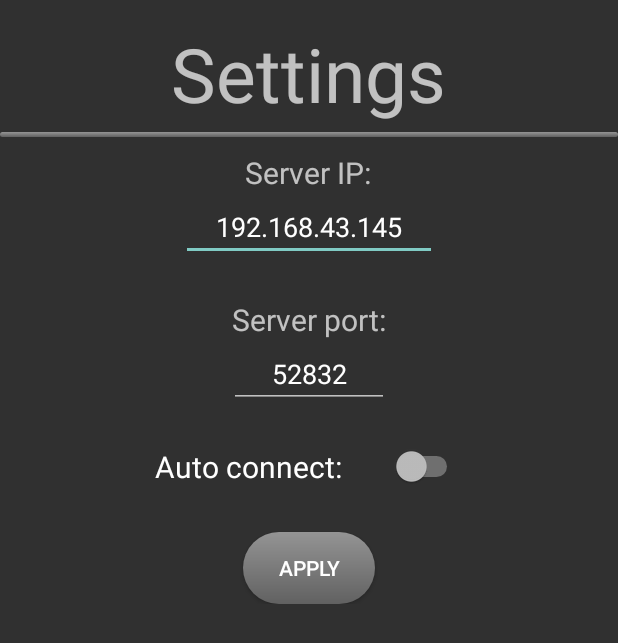
After one commit to simoncools/DroneSimulatorApp2, an Android app: the settingsActivity screen opened directly, with no data from a screen before it, on a phone screen of 412 x 824 dp. The commit adds this screen. Shown: the top 643 px of the screen. Run offline under Robolectric (Android 15) with nearby library versions, the phone set to English and light mode, and no system bars.

Commit message:
internal storage

```diff
--- /dev/null
+++ b/app/src/main/java/com/example/controller/settingsActivity.java
@@ -0,0 +1,36 @@
+package com.example.controller;
+
+import android.content.SharedPreferences;
+import android.support.v7.app.AppCompatActivity;
+import android.os.Bundle;
+import android.widget.Button;
+import android.widget.EditText;
+import android.widget.Switch;
+
+public class settingsActivity extends AppCompatActivity {
+
+    @Override
+    protected void onCreate(Bundle savedInstanceState) {
+        super.onCreate(savedInstanceState);
+        setContentView(R.layout.activity_settings);
+
+        EditText IP = findViewById(R.id.serverIPeditText);
+        EditText port = findViewById(R.id.serverPortEditText);
+        Switch autoConnect = findViewById(R.id.autoConnectSwitch);
+
+        SharedPreferences pref = getApplicationContext().getSharedPreferences("MyPref", 0); // 0 - for private mode
+        IP.setText(pref.getString("serverIP","192.168.43.145"));
+        port.setText(pref.getString("serverPort","52832"));
+        autoConnect.setChecked(pref.getBoolean("autoConnect", false));
+        final Button applyButton = findViewById(R.id.applyButton);
+        applyButton.setOnClickListener(v -> {
+            SharedPreferences.Editor editor = pref.edit();
+
+            editor.putString("serverIP",IP.getText()+"");
+            editor.putString("serverPort",port.getText()+"");
+            editor.putBoolean("autoConnect",autoConnect.isChecked());
+            editor.commit();
+            this.finish();
+        });
+    }
+}
--- /dev/null
+++ b/app/src/main/res/layout/activity_settings.xml
@@ -0,0 +1,85 @@
+<?xml version="1.0" encoding="utf-8"?>
+<android.support.constraint.ConstraintLayout xmlns:android="http://schemas.android.com/apk/res/android"
+    xmlns:app="http://schemas.android.com/apk/res-auto"
+    xmlns:tools="http://schemas.android.com/tools"
+    android:layout_width="match_parent"
+    android:layout_height="match_parent"
+    tools:context=".settingsActivity">
+
+    <ScrollView
+        android:layout_width="match_parent"
+        android:layout_height="match_parent">
+
+        <LinearLayout
+            android:layout_width="match_parent"
+            android:layout_height="wrap_content"
+            android:orientation="vertical"
+            android:gravity="center">
+
+            <TextView
+                android:layout_width="wrap_content"
+                android:layout_height="wrap_content"
+                android:layout_marginTop="15dp"
+                android:layout_marginBottom="5dp"
+                android:text="Settings"
+                android:textSize="50dp" />
+
+            <ImageView
+                android:id="@+id/imageView"
+                android:layout_width="match_parent"
+                android:layout_height="3dp"
+                android:layout_marginBottom="10dp"
+                app:srcCompat="@drawable/button_background" />
+
+            <TextView
+                android:layout_width="wrap_content"
+                android:layout_height="wrap_content"
+                android:layout_weight="1"
+                android:text="Server IP:"
+                android:textSize="20dp" />
+
+            <EditText
+                android:id="@+id/serverIPeditText"
+                android:layout_width="wrap_content"
+                android:layout_height="wrap_content"
+                android:ems="8"
+                android:inputType="none"
+                android:textAlignment="center"
+                android:layout_marginBottom="25dp" />
+
+            <TextView
+                android:layout_width="wrap_content"
+                android:layout_height="wrap_content"
+                android:layout_weight="1"
+                android:text="Server port:"
+                android:textSize="20dp" />
+
+            <EditText
+                android:id="@+id/serverPortEditText"
+                android:layout_width="wrap_content"
+                android:layout_height="wrap_content"
+                android:ems="5"
+                android:inputType="textPersonName"
+                android:text="65432"
+                android:textAlignment="center"
+                android:layout_marginBottom="25dp"/>
+
+            <Switch
+                android:id="@+id/autoConnectSwitch"
+                android:layout_width="wrap_content"
+                android:layout_height="wrap_content"
+                android:text="Auto connect:       "
+                android:textSize="20dp"
+                android:layout_marginBottom="30dp"/>
+
+            <Button
+                android:id="@+id/applyButton"
+                android:layout_width="wrap_content"
+                android:layout_height="wrap_content"
+                android:text="Apply"
+                android:background="@drawable/button_background"/>
+
+        </LinearLayout>
+    </ScrollView>
+
+</android.support.constraint.ConstraintLayout>
```
Also changed, not shown: app/src/main/AndroidManifest.xml (+7 -3 lines), app/src/main/java/com/example/controller/MainActivity.java (+20 -0 lines), app/src/main/java/com/example/controller/helpActivity.java (added, +25 -0 lines), app/src/main/res/layout/activity_help.xml (added, +33 -0 lines).
